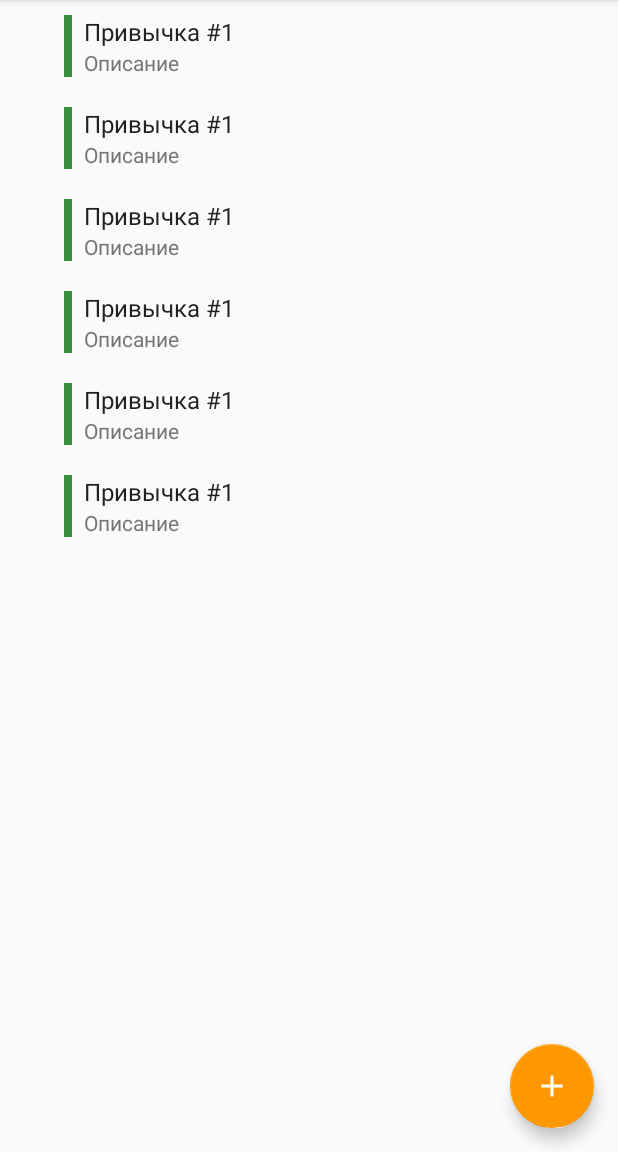
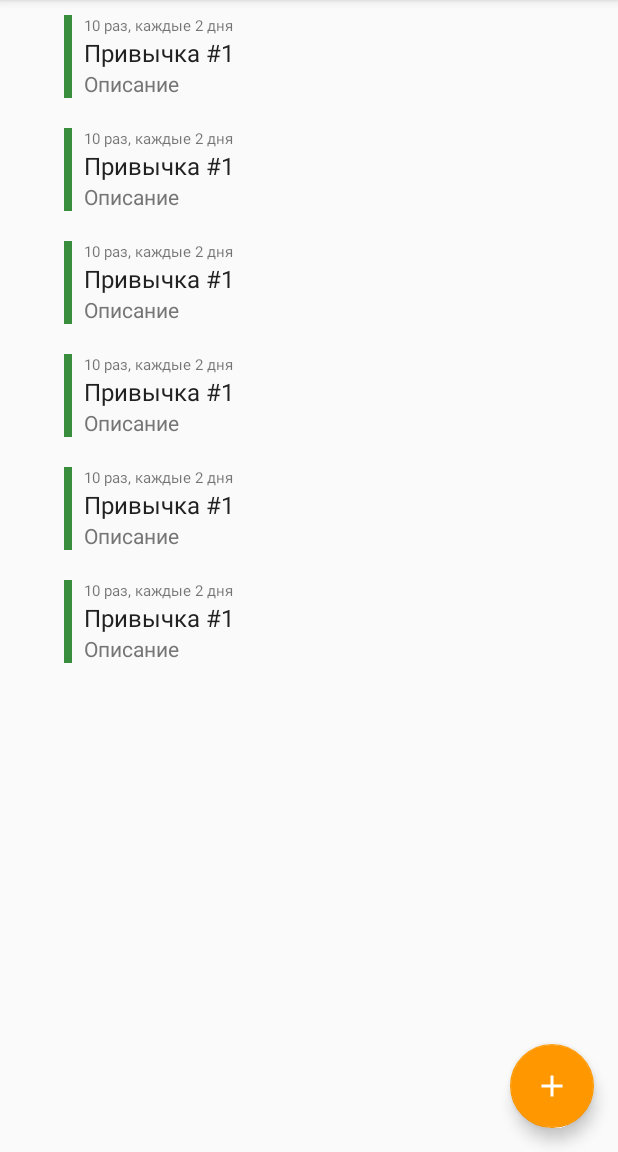
Before and after one commit to Ollisteka/AndroidCourse, an Android app: the screen it shows after launch (MainActivity), on a phone screen of 412 x 824 dp, the part 84-1236 px from its top. Run offline under Robolectric (Android 15) with nearby library versions, the phone set to English and light mode, and no system bars.

Commit message:
Вывожу периодичность на списке

```diff
--- a/app/src/main/java/com/example/androidcourse/MyHabitRecyclerViewAdapter.kt
+++ b/app/src/main/java/com/example/androidcourse/MyHabitRecyclerViewAdapter.kt
@@ -43,6 +43,8 @@ class MyHabitRecyclerViewAdapter(
         private val lowPriorityView: View = itemView.priorityLow
         private val middlePriorityView: View = itemView.priorityMiddle
         private val highPriorityView: View = itemView.priorityHigh
+        private val periodicityView: TextView = itemView.periodicity
+        private val context = itemView.context
 
         private val colors = listOf(lowPriorityView, middlePriorityView, highPriorityView)
 
@@ -60,6 +62,16 @@ class MyHabitRecyclerViewAdapter(
             colors.map { it.setBackgroundColor(Color.parseColor(habit.color)) }
             middlePriorityView.visibility = if (habit.priority < Priority.Middle) View.INVISIBLE else View.VISIBLE
             highPriorityView.visibility = if (habit.priority < Priority.High) View.INVISIBLE else View.VISIBLE
+
+            val pluralDays = context.resources.getStringArray(R.array.days_plurals)
+            val correctedDays = TextHelpers.getPluralWord(habit.periodicity, pluralDays)
+
+            val pluralTimes = context.resources.getStringArray(R.array.times_plurals)
+            val correctedTimes = TextHelpers.getPluralWord(habit.repetitions, pluralTimes)
+
+            val every = context.resources.getString(R.string.every)
+            val periodicity = "${habit.repetitions} $correctedTimes, $every ${habit.periodicity} $correctedDays"
+            periodicityView.text = periodicity
         }
     }
 }
--- /dev/null
+++ b/app/src/main/java/com/example/androidcourse/TextHelpers.kt
@@ -0,0 +1,30 @@
+package com.example.androidcourse
+
+import kotlin.math.abs
+
+class TextHelpers {
+    companion object {
+        fun getPluralWord(n: Int, pluralsWords: Array<String>): String {
+            return when (n) {
+                0 -> pluralsWords[0]
+                1 -> pluralsWords[1]
+                2 -> pluralsWords[2]
+                5 -> pluralsWords[3]
+                else -> getPluralWord(plurals(n), pluralsWords)
+            }
+        }
+
+        private fun plurals(n: Int): Int {
+            var local = n
+            if (local == 0) return 0
+            local = abs(local) % 100
+            val mod = local % 10
+            return when {
+                local in 11..19 -> 5
+                mod in 2..4 -> 2
+                mod == 1 -> 1
+                else -> 5
+            }
+        }
+    }
+}
--- a/app/src/main/res/layout/fragment_habit.xml
+++ b/app/src/main/res/layout/fragment_habit.xml
@@ -40,6 +40,12 @@
             android:orientation="vertical"
             android:layout_weight=".9">
 
+
+        <TextView android:id="@+id/periodicity"
+                  android:textSize="@dimen/overlineText"
+                  style="@style/TextViewStyle"
+                  tools:text="10 раз каждые 2 дня"/>
+
         <TextView
                 android:id="@+id/name"
                 android:layout_width="match_parent"
--- a/app/src/main/res/values/dimens.xml
+++ b/app/src/main/res/values/dimens.xml
@@ -2,4 +2,5 @@
 <resources>
     <dimen name="text_margin">16dp</dimen>
     <dimen name="text_size">16sp</dimen>
+    <dimen name="overlineText">10sp</dimen>
 </resources>
--- a/app/src/main/res/values/strings.xml
+++ b/app/src/main/res/values/strings.xml
@@ -16,7 +16,8 @@
     <string name="periodicity">Периодичность</string>
     <string name="days">дней</string>
     <string name="numberHint">10</string>
-    <string name="timesEvery">раз, каждые</string>
+    <string name="timesEvery">раз(а), каждые</string>
+    <string name="every">каждые</string>
     <string name="habitColor">Цвет привычки</string>
 
     <string-array name="priority_array">
@@ -24,4 +25,18 @@
         <item>Средний</item>
         <item>Высокий</item>
     </string-array>
+
+    <string-array name="days_plurals">
+        <item name="0">дней</item>
+        <item name="1">день</item>
+        <item name="2">дня</item>
+        <item name="5">дней</item>
+    </string-array>
+
+    <string-array name="times_plurals">
+        <item name="0">раз</item>
+        <item name="1">раз</item>
+        <item name="2">раза</item>
+        <item name="5">раз</item>
+    </string-array>
 </resources>
```
